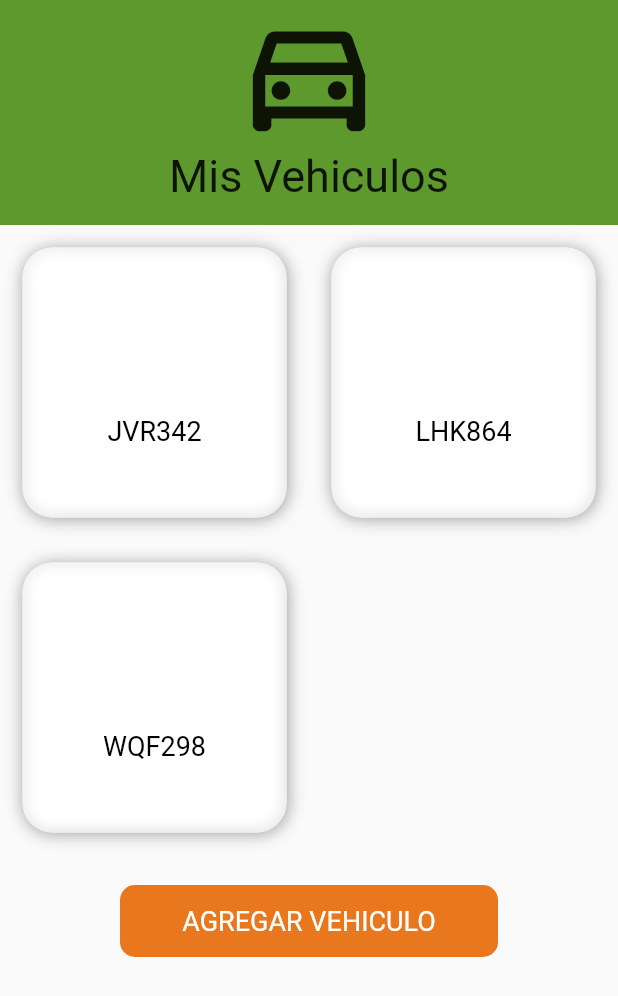
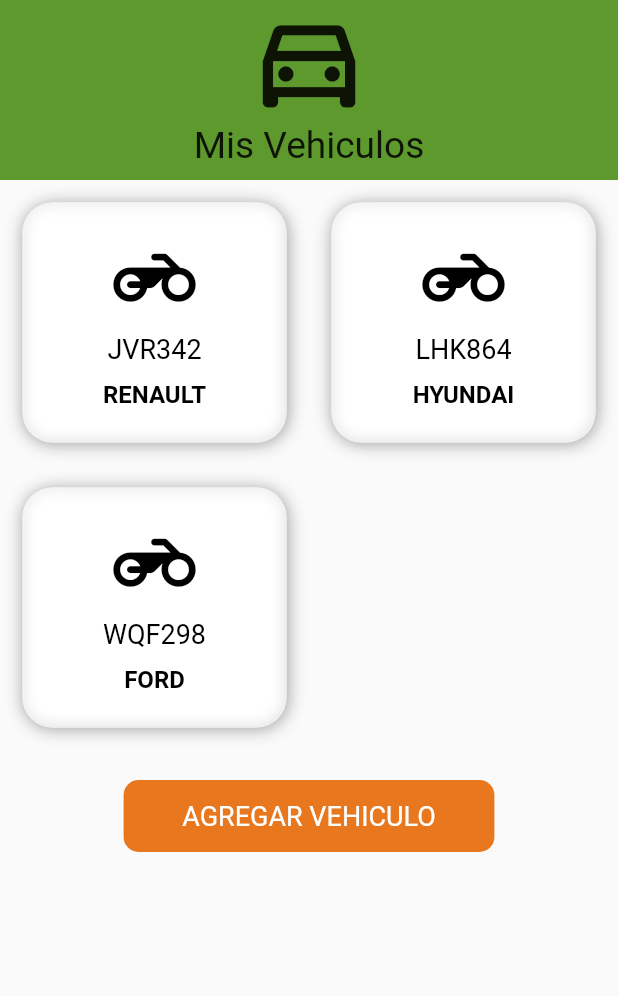
Before and after one commit to paDonde6946/pa_donde_app, a Flutter app: the VehiculoPag screen opened directly, on a phone screen of 412 x 824 dp. Shown: the top 996 px of the screen. Run offline on Flutter 3.47's test engine with Material 2 defaults, Android fonts, the phone set to English and light mode, and no system bars; our stand-ins replace curved_navigation_bar, flutter_secure_storage; accounts and stored records are empty; network calls fail.

Commit message:
Creacion del formulario Agregar Vehiculo

```diff
--- a/lib/data/models/vehiculo_modelo.dart
+++ b/lib/data/models/vehiculo_modelo.dart
@@ -14,6 +14,7 @@
     String? pMarca,
     String? pAnio,
     String? pModelo,
+    int? pDocumentoTitular,
     int? pEstado,
   }) {
     uid = pUid;
@@ -33,6 +34,7 @@
   String? _marca;
   String? _anio;
   String? _modelo;
+  int? _documentoTitular;
   int? _estado;
 
   factory Vehiculo.fromJson(Map<String, dynamic> json) => Vehiculo(
@@ -43,8 +45,8 @@
       pMarca: json["marca"],
       pAnio: json["anio"],
       pModelo: json["modelo"],
-        pEstado: json["estado"],
-      );
+      pDocumentoTitular: json["documentoTitular"],
+      pEstado: json["estado"]);
 
   Map<String, dynamic> toJson() => {
         "uid": uid,
@@ -54,6 +56,7 @@
         "marca": marca,
         "anio": anio,
         "modelo": modelo,
+        "documentoTitular": documentoTitular,
         "estado": estado,
       };
 
@@ -122,10 +125,19 @@
     notifyListeners();
   }
 
-  /// Método que retorna el valor del tipo del vehiculo
+  /// Método que retorna el valor del documento de identidad del titular del vehiculo
+  get documentoTitular => _documentoTitular;
+
+  /// Método que cambia el valor del documento de identidad del titular del vehiculo
+  set documentoTitular(value) {
+    _documentoTitular = value;
+    notifyListeners();
+  }
+
+  /// Método que retorna el valor del estado del vehiculo
   get estado => _estado;
 
-  /// Método que cambia el valor del tipo del vehiculo
+  /// Método que cambia el valor del estado del vehiculo
   set estado(value) {
     _estado = value;
     notifyListeners();
--- /dev/null
+++ b/lib/ui/global_widgets/widgets/card_background_widget.dart
@@ -0,0 +1,37 @@
+import 'dart:ui';
+import 'package:flutter/material.dart';
+
+class CardBackground extends StatelessWidget {
+  final Widget child;
+  final bool color;
+
+  const CardBackground({Key? key, required this.child, required this.color})
+      : super(key: key);
+
+  @override
+  Widget build(BuildContext context) {
+    return Container(
+      decoration: BoxDecoration(
+          boxShadow: [
+            BoxShadow(
+              color: color ? Colors.grey : Colors.transparent,
+              offset: const Offset(0.7, 1.0), //(x,y)
+              blurRadius: 9.0,
+            ),
+          ],
+          color: color ? Colors.white : Colors.transparent,
+          borderRadius: BorderRadius.circular(20)),
+      margin: const EdgeInsets.all(15),
+      child: ClipRRect(
+        borderRadius: BorderRadius.circular(20),
+        child: BackdropFilter(
+          filter: ImageFilter.blur(sigmaX: 5, sigmaY: 5),
+          child: SizedBox(
+            height: 160,
+            child: child,
+          ),
+        ),
+      ),
+    );
+  }
+}
--- /dev/null
+++ b/lib/ui/global_widgets/widgets/card_vehiculo_widget.dart
@@ -0,0 +1,51 @@
+import 'package:flutter/material.dart';
+
+//------------------IMPORTACIONES LOCALES------------------------------
+import 'package:pa_donde_app/ui/global_widgets/widgets/card_background_widget.dart';
+//---------------------------------------------------------------------
+
+class CardVehiculo extends StatelessWidget {
+  final IconData? icon;
+  final Color color;
+  final String marca;
+  final bool validar;
+  final String placa;
+
+  const CardVehiculo(
+      {Key? key,
+      this.icon,
+      required this.color,
+      required this.marca,
+      required this.validar,
+      required this.placa})
+      : super(key: key);
+
+  @override
+  Widget build(BuildContext context) {
+    return CardBackground(
+        color: validar,
+        child: Column(
+          mainAxisAlignment: MainAxisAlignment.center,
+          children: [
+            Icon(
+              icon,
+              size: 55,
+              color: Colors.black,
+            ),
+            const SizedBox(height: 10),
+            Text(
+              placa,
+              style: TextStyle(color: color, fontSize: 18),
+            ),
+            const SizedBox(
+              height: 10,
+            ),
+            Text(
+              marca,
+              style: TextStyle(
+                  color: color, fontSize: 16, fontWeight: FontWeight.bold),
+            )
+          ],
+        ));
+  }
+}
--- a/lib/ui/pages/card_table.dart
+++ /dev/null
@@ -1,121 +0,0 @@
-import 'dart:ui';
-
-import 'package:flutter/material.dart';
-import 'package:pa_donde_app/data/models/vehiculo_modelo.dart';
-
-class CardTable extends StatelessWidget {
-  List<Vehiculo> vehiculos = [
-    Vehiculo(pPlaca: "JVR342", pMarca: "RENAULT"),
-    Vehiculo(pPlaca: "LHK864", pMarca: "HYUNDAI"),
-    Vehiculo(pPlaca: "WQF298", pMarca: "FORD"),
-    // Vehiculo(pPlaca: "UYV469", pMarca: "MERCEDEZ"),
-  ];
-
-  @override
-  Widget build(BuildContext context) {
-    return Table(children: funcionPrueba());
-  }
-
-  List<TableRow> funcionPrueba() {
-    int count = 0;
-    List<TableRow> arreglo = [];
-    List<Widget> arreglo2 = [];
-
-    for (int i = 0; i < vehiculos.length; i++) {
-      arreglo2.add(_SigleCard(
-        color: Colors.black,
-        text: vehiculos[i].placa,
-        validar: true,
-      ));
-      count++;
-      if (count == 2) {
-        arreglo.add(TableRow(children: arreglo2));
-        count = 0;
-        arreglo2 = [];
-      }
-    }
-
-    if (arreglo2.isNotEmpty) {
-      arreglo2.add(_SigleCard(
-        color: Colors.black,
-        text: "",
-        validar: false,
-      ));
-
-      arreglo.add(TableRow(children: arreglo2));
-    }
-
-    return arreglo;
-  }
-}
-
-class _SigleCard extends StatelessWidget {
-  final IconData? icon;
-  final Color color;
-  final String text;
-  final bool validar;
-
-  const _SigleCard(
-      {Key? key,
-      this.icon,
-      required this.color,
-      required this.text,
-      required this.validar})
-      : super(key: key);
-
-  @override
-  Widget build(BuildContext context) {
-    return _CardBackground(
-        color: validar,
-        child: Column(
-          mainAxisAlignment: MainAxisAlignment.center,
-          children: [
-            Icon(
-              icon,
-              size: 55,
-              color: Colors.black,
-            ),
-            const SizedBox(height: 10),
-            Text(
-              text,
-              style: TextStyle(color: color, fontSize: 18),
-            )
-          ],
-        ));
-  }
-}
-
-class _CardBackground extends StatelessWidget {
-  final Widget child;
-  final bool color;
-
-  const _CardBackground({Key? key, required this.child, required this.color})
-      : super(key: key);
-
-  @override
-  Widget build(BuildContext context) {
-    return Container(
-      decoration: BoxDecoration(
-          boxShadow: [
-            BoxShadow(
-              color: color ? Colors.grey : Colors.transparent,
-              offset: const Offset(0.7, 1.0), //(x,y)
-              blurRadius: 9.0,
-            ),
-          ],
-          color: color ? Colors.white : Colors.transparent,
-          borderRadius: BorderRadius.circular(20)),
-      margin: const EdgeInsets.all(15),
-      child: ClipRRect(
-        borderRadius: BorderRadius.circular(20),
-        child: BackdropFilter(
-          filter: ImageFilter.blur(sigmaX: 5, sigmaY: 5),
-          child: Container(
-            height: 180,
-            child: child,
-          ),
-        ),
-      ),
-    );
-  }
-}
--- a/lib/ui/pages/validar_inicio_sesion_pag.dart
+++ b/lib/ui/pages/validar_inicio_sesion_pag.dart
@@ -4,13 +4,12 @@
 
 //------------------IMPORTACIONES LOCALES------------------------------
 import 'package:pa_donde_app/data/services/autencicacion_servicio.dart';
-
 import 'package:pa_donde_app/ui/pages/inicio_pag.dart';
 import 'package:pa_donde_app/ui/pages/inicio_sesion_pag.dart';
 //---------------------------------------------------------------------
 
 class ValidarInicioSesion extends StatelessWidget {
-  ValidarInicioSesion({Key? key}) : super(key: key);
+  const ValidarInicioSesion({Key? key}) : super(key: key);
 
   @override
   Widget build(BuildContext context) {
@@ -43,7 +42,7 @@
     );
   }
 
-  /// Validar
+  /// Validar que el usuario tenga su token activo y si es asi valida el login del usuario
   Future checkLoginState(BuildContext context) async {
     final authService =
         Provider.of<AutenticacionServicio>(context, listen: false);
--- a/lib/ui/pages/vehiculo_pag.dart
+++ b/lib/ui/pages/vehiculo_pag.dart
@@ -1,6 +1,10 @@
 import 'package:flutter/material.dart';
+
+//------------------IMPORTACIONES LOCALES------------------------------
+import 'package:pa_donde_app/data/models/vehiculo_modelo.dart';
 import 'package:pa_donde_app/ui/global_widgets/button/boton_anaranja.dart';
-import 'package:pa_donde_app/ui/pages/card_table.dart';
+import 'package:pa_donde_app/ui/global_widgets/widgets/card_vehiculo_widget.dart';
+//---------------------------------------------------------------------
 
 class VehiculoPag extends StatefulWidget {
   const VehiculoPag({Key? key}) : super(key: key);
@@ -10,17 +14,27 @@
 }
 
 class _VehiculoPagState extends State<VehiculoPag> {
+  List<Vehiculo> vehiculos = [
+    Vehiculo(pPlaca: "JVR342", pMarca: "RENAULT"),
+    Vehiculo(pPlaca: "LHK864", pMarca: "HYUNDAI"),
+    Vehiculo(pPlaca: "WQF298", pMarca: "FORD"),
+    // Vehiculo(pPlaca: "UYV469", pMarca: "MERCEDEZ"),
+  ];
+
   @override
   Widget build(BuildContext context) {
+    final size = MediaQuery.of(context).size;
+
     return Scaffold(
       body: SafeArea(
         child: ListView(children: [
           panelSuperior(),
-          CardTable(),
-          SizedBox(height: 20),
+          Table(children: funcionPrueba()),
+          const SizedBox(height: 20),
           Container(
-            padding: EdgeInsets.symmetric(horizontal: 80),
+            padding: EdgeInsets.symmetric(horizontal: size.width * 0.2),
             child: BtnAnaranja(
+              function: () => Navigator.pushNamed(context, "agregarVehiculo"),
               titulo: "AGREGAR VEHICULO",
             ),
           )
@@ -29,22 +43,52 @@
     );
   }
 
+  /// Panel superior verde (Titulo de la pagina)
   Widget panelSuperior() {
+    final size = MediaQuery.of(context).size;
     return Container(
       color: Theme.of(context).primaryColor,
-      height: 150,
+      height: 120,
       child: Column(
         children: [
           Icon(
             Icons.directions_car_filled_outlined,
-            size: 100,
+            size: size.height * 0.1,
           ),
           Text(
             "Mis Vehiculos",
-            style: TextStyle(fontSize: 30),
+            style: TextStyle(fontSize: size.width * 0.06),
           ),
         ],
       ),
     );
   }
+
+  /// Construcción de cada TableRow con sus dos parejas de cards de Vehiculos.
+  List<TableRow> funcionPrueba() {
+    int count = 0;
+    List<TableRow> arreglo = [];
+    List<Widget> arreglo2 = [];
+
+    for (int i = 0; i < vehiculos.length; i++) {
+      arreglo2.add(CardVehiculo(
+          icon: Icons.motorcycle_rounded,
+          color: Colors.black,
+          placa: vehiculos[i].placa,
+          marca: vehiculos[i].marca,
+          validar: true));
+      count++;
+      if (count == 2) {
+        arreglo.add(TableRow(children: arreglo2));
+        count = 0;
+        arreglo2 = [];
+      }
+    }
+    if (arreglo2.isNotEmpty) {
+      arreglo2.add(const CardVehiculo(
+          color: Colors.black, placa: "", marca: "", validar: false));
+      arreglo.add(TableRow(children: arreglo2));
+    }
+    return arreglo;
+  }
 }
```
Also changed, not shown: lib/routes/routes.dart (+7 -5 lines), lib/ui/global_widgets/forms/agregar_vehiculo_form.dart (added, +337 -0 lines), lib/ui/global_widgets/inputs/input_form_elevado.dart (added, +21 -0 lines), lib/ui/global_widgets/text/formulario_texto.dart (added, +17 -0 lines), lib/ui/pages/agregar_vehiculo_pag.dart (added, +44 -0 lines). Lines whose indentation alone changed are shown as unchanged.
